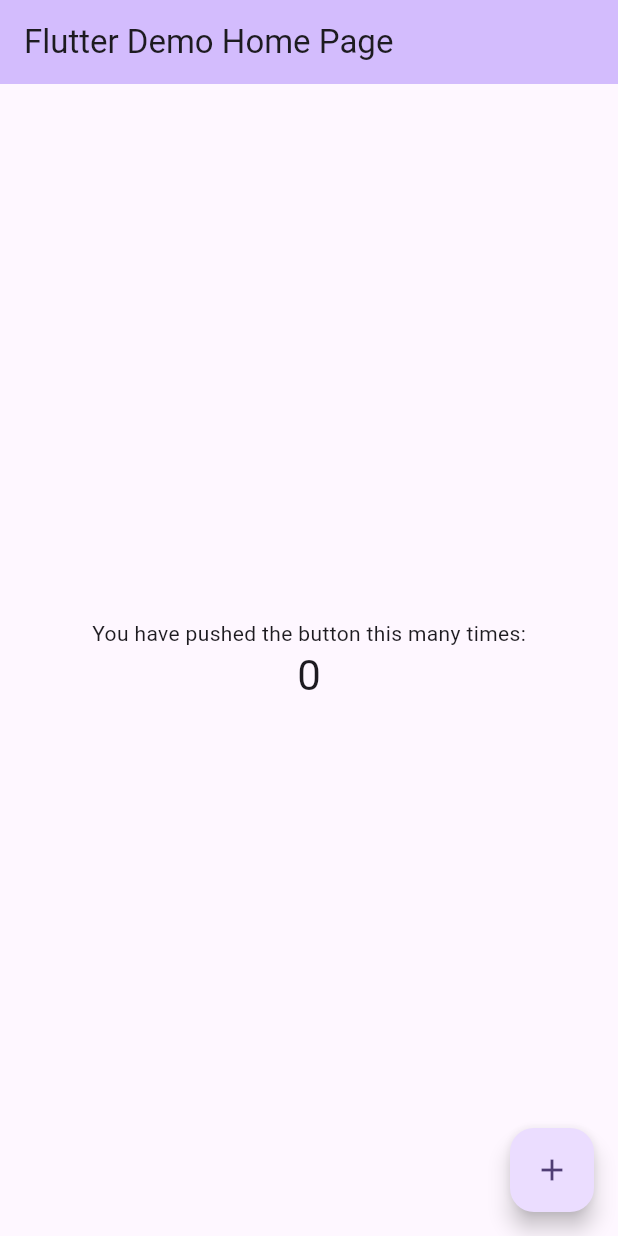
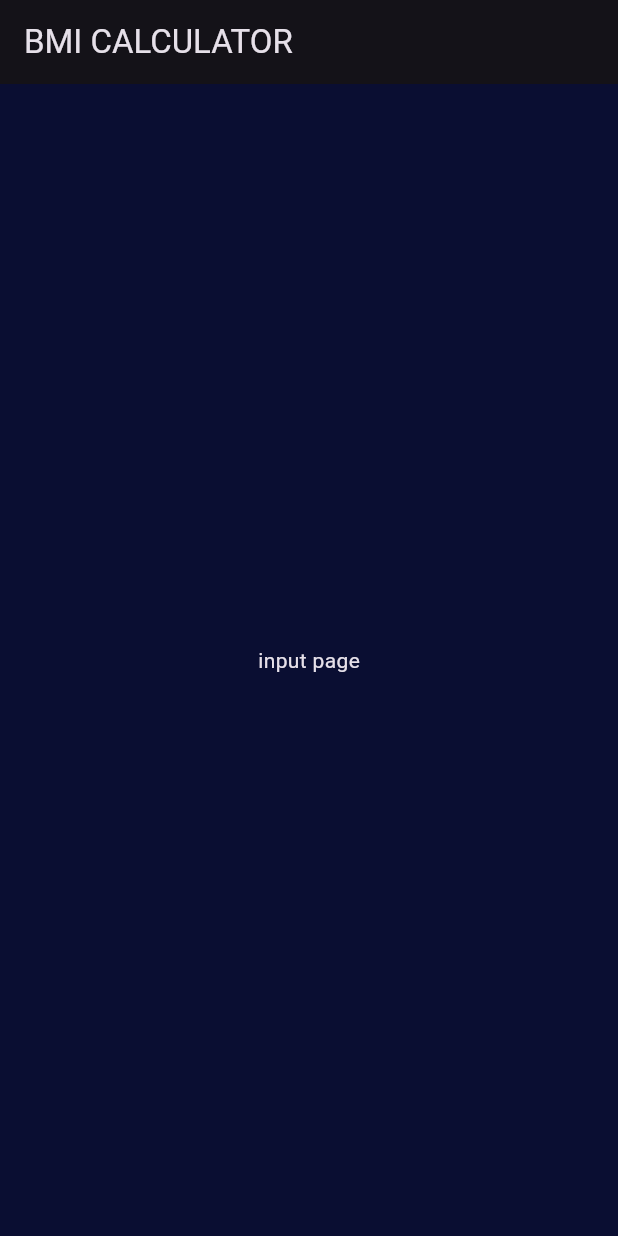
Before and after one commit to BaGorK/bmi_calculator_flutter, a Flutter app: the screen it shows after launch, on a phone screen of 412 x 824 dp. Run offline on Flutter 3.47's test engine with Material 3 defaults, Android fonts, the phone set to English and light mode, and no system bars.

Commit message:
feat: using flutter themes

```diff
--- /dev/null
+++ b/lib/input_page.dart
@@ -0,0 +1,22 @@
+import 'package:flutter/material.dart';
+
+class InputPage extends StatefulWidget {
+  const InputPage({super.key});
+
+  @override
+  State<InputPage> createState() => _InputPageState();
+}
+
+class _InputPageState extends State<InputPage> {
+  @override
+  Widget build(BuildContext context) {
+    return Scaffold(
+      appBar: AppBar(
+        title: const Text('BMI CALCULATOR'),
+      ),
+      body: const Center(
+        child: Text('input page'),
+      ),
+    );
+  }
+}
--- a/lib/main.dart
+++ b/lib/main.dart
@@ -1,125 +1,21 @@
-import 'package:flutter/material.dart';
+import "package:flutter/material.dart";
+import 'package:bmi_calculator_flutter/input_page.dart';
 
 void main() {
-  runApp(const MyApp());
+  runApp(const BMICalculator());
 }
 
-class MyApp extends StatelessWidget {
-  const MyApp({super.key});
+class BMICalculator extends StatelessWidget {
+  const BMICalculator({super.key});
 
-  // This widget is the root of your application.
   @override
   Widget build(BuildContext context) {
     return MaterialApp(
-      title: 'Flutter Demo',
-      theme: ThemeData(
-        // This is the theme of your application.
-        //
-        // TRY THIS: Try running your application with "flutter run". You'll see
-        // the application has a purple toolbar. Then, without quitting the app,
-        // try changing the seedColor in the colorScheme below to Colors.green
-        // and then invoke "hot reload" (save your changes or press the "hot
-        // reload" button in a Flutter-supported IDE, or press "r" if you used
-        // the command line to start the app).
-        //
-        // Notice that the counter didn't reset back to zero; the application
-        // state is not lost during the reload. To reset the state, use hot
-        // restart instead.
-        //
-        // This works for code too, not just values: Most code changes can be
-        // tested with just a hot reload.
-        colorScheme: ColorScheme.fromSeed(seedColor: Colors.deepPurple),
-        useMaterial3: true,
+      theme: ThemeData.dark().copyWith(
+        primaryColor: Color(0xFF0a0e32),
+        scaffoldBackgroundColor: Color(0xFF0a0e32),
       ),
-      home: const MyHomePage(title: 'Flutter Demo Home Page'),
+      home: const InputPage(),
     );
   }
 }
-
-class MyHomePage extends StatefulWidget {
-  const MyHomePage({super.key, required this.title});
-
-  // This widget is the home page of your application. It is stateful, meaning
-  // that it has a State object (defined below) that contains fields that affect
-  // how it looks.
-
-  // This class is the configuration for the state. It holds the values (in this
-  // case the title) provided by the parent (in this case the App widget) and
-  // used by the build method of the State. Fields in a Widget subclass are
-  // always marked "final".
-
-  final String title;
-
-  @override
-  State<MyHomePage> createState() => _MyHomePageState();
-}
-
-class _MyHomePageState extends State<MyHomePage> {
-  int _counter = 0;
-
-  void _incrementCounter() {
-    setState(() {
-      // This call to setState tells the Flutter framework that something has
-      // changed in this State, which causes it to rerun the build method below
-      // so that the display can reflect the updated values. If we changed
-      // _counter without calling setState(), then the build method would not be
-      // called again, and so nothing would appear to happen.
-      _counter++;
-    });
-  }
-
-  @override
-  Widget build(BuildContext context) {
-    // This method is rerun every time setState is called, for instance as done
-    // by the _incrementCounter method above.
-    //
-    // The Flutter framework has been optimized to make rerunning build methods
-    // fast, so that you can just rebuild anything that needs updating rather
-    // than having to individually change instances of widgets.
-    return Scaffold(
-      appBar: AppBar(
-        // TRY THIS: Try changing the color here to a specific color (to
-        // Colors.amber, perhaps?) and trigger a hot reload to see the AppBar
-        // change color while the other colors stay the same.
-        backgroundColor: Theme.of(context).colorScheme.inversePrimary,
-        // Here we take the value from the MyHomePage object that was created by
-        // the App.build method, and use it to set our appbar title.
-        title: Text(widget.title),
-      ),
-      body: Center(
-        // Center is a layout widget. It takes a single child and positions it
-        // in the middle of the parent.
-        child: Column(
-          // Column is also a layout widget. It takes a list of children and
-          // arranges them vertically. By default, it sizes itself to fit its
-          // children horizontally, and tries to be as tall as its parent.
-          //
-          // Column has various properties to control how it sizes itself and
-          // how it positions its children. Here we use mainAxisAlignment to
-          // center the children vertically; the main axis here is the vertical
-          // axis because Columns are vertical (the cross axis would be
-          // horizontal).
-          //
-          // TRY THIS: Invoke "debug painting" (choose the "Toggle Debug Paint"
-          // action in the IDE, or press "p" in the console), to see the
-          // wireframe for each widget.
-          mainAxisAlignment: MainAxisAlignment.center,
-          children: <Widget>[
-            const Text(
-              'You have pushed the button this many times:',
-            ),
-            Text(
-              '$_counter',
-              style: Theme.of(context).textTheme.headlineMedium,
-            ),
-          ],
-        ),
-      ),
-      floatingActionButton: FloatingActionButton(
-        onPressed: _incrementCounter,
-        tooltip: 'Increment',
-        child: const Icon(Icons.add),
-      ), // This trailing comma makes auto-formatting nicer for build methods.
-    );
-  }
-}
```
Also changed, not shown: pubspec.yaml (+3 -5 lines), fonts/Roboto-Regular.ttf (added).
